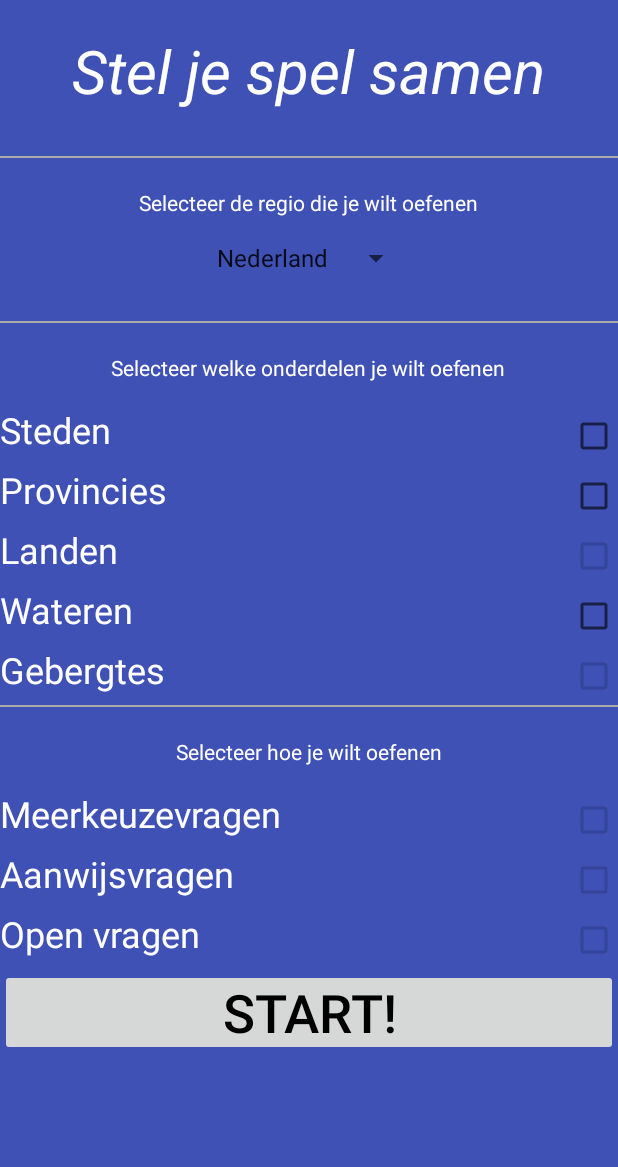
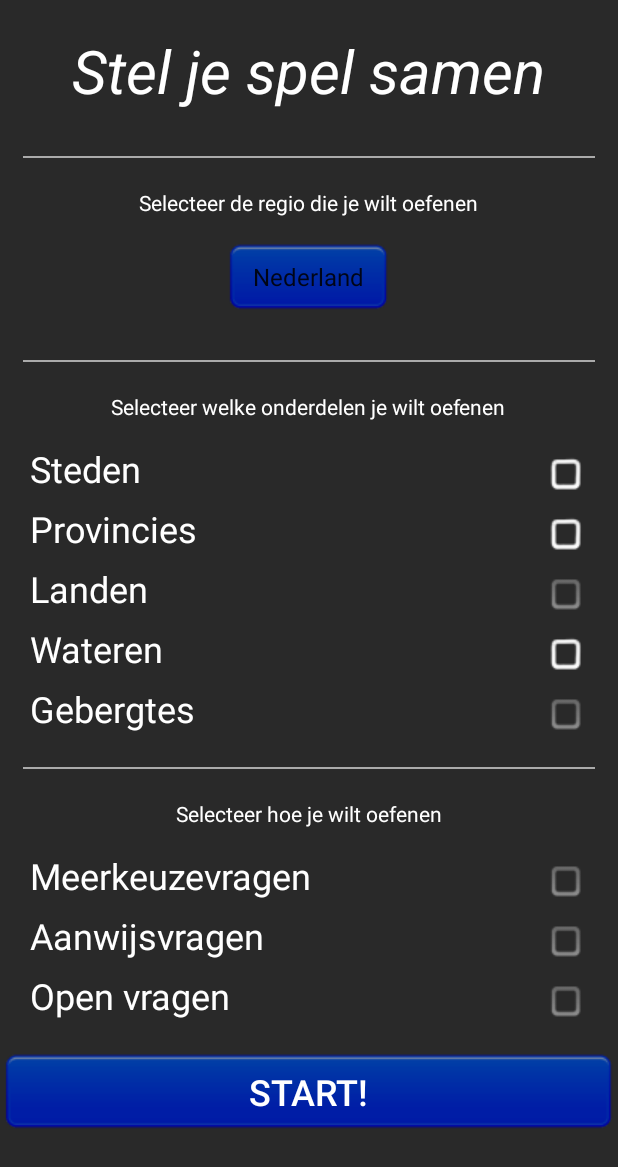
Before and after one commit to Agarwaemben/UUIntroProject, an Android app: the screen it shows after launch (SelectionActivity), after a tap on "OEFEN", on a phone screen of 412 x 824 dp. Shown: the top 1167 px of the screen. Run offline under Robolectric (Android 15) with nearby library versions, the phone set to English and light mode, and no system bars; 2 other taps on this screen came first.

Commit message:
Layout update

```diff
--- a/Topo/app/src/main/java/com/topoteam/topo/MainActivity.java
+++ b/Topo/app/src/main/java/com/topoteam/topo/MainActivity.java
@@ -22,47 +22,27 @@ public class MainActivity extends AppCompatActivity {
     protected void onCreate(Bundle savedInstanceState) {
         super.onCreate(savedInstanceState);
         setContentView(R.layout.activity_main);
-
-
-      /*  ImageView v = (ImageView)findViewById(R.id.main_logo);
-        v.setImageResource(R.drawable.titel2);*/
-
-        Toolbar toolbar = (Toolbar) findViewById(R.id.toolbar);
-        setSupportActionBar(toolbar);
-
-        FloatingActionButton fab = (FloatingActionButton) findViewById(R.id.fab);
-        fab.setOnClickListener(new View.OnClickListener() {
-            @Override
-            public void onClick(View view) {
-                Snackbar.make(view, "Replace with your own action", Snackbar.LENGTH_LONG)
-                        .setAction("Action", null).show();
-            }
-        });
-
     }
 
-    //Optionsmenu verwijderd, omdat we eigen 'Instellingen' knop hebben.
-
-
+    // start selectionactivity
     public void SelectieScherm(View view)
     {
         Intent selectie = new Intent(this, SelectionActivity.class);
         startActivity(selectie);
     }
-    // start selectionactivity
 
+    //start infoactivity
     public void InfoScherm(View view)
     {
         Intent info = new Intent(this,InfoActivity.class);
         startActivity(info);
     }
-    //start infoactivity
 
+    // start settingsactivity
     public void InstellingenScherm(View view)
     {
         Intent instellingen = new Intent(this,SettingsActivity.class);
         startActivity(instellingen);
     }
-    // start settingsactivity
 
 }
--- /dev/null
+++ b/Topo/app/src/main/res/drawable/custom_checkbox.xml
@@ -0,0 +1,19 @@
+<?xml version="1.0" encoding="utf-8"?>
+<selector xmlns:android="http://schemas.android.com/apk/res/android">
+    <item android:state_checked="true"
+        android:drawable="@drawable/checkbox_checked"
+        android:state_enabled="false">
+    </item>
+    <item android:state_checked="true"
+        android:drawable="@drawable/checkbox_checked"
+        android:state_enabled="true">
+    </item>
+    <item android:state_checked="false"
+        android:drawable="@drawable/checkbox_unchecked_disabled"
+        android:state_enabled="false">
+    </item>
+    <item android:state_checked="false"
+        android:drawable="@drawable/checkbox_unchecked_enabled"
+        android:state_enabled="true">
+    </item>
+</selector>
--- a/Topo/app/src/main/res/layout/fragment_vraag.xml
+++ b/Topo/app/src/main/res/layout/fragment_vraag.xml
@@ -3,7 +3,8 @@
     android:orientation="vertical" android:layout_width="match_parent"
     android:layout_height="match_parent"
     android:id="@+id/vraag_layout"
-    android:weightSum="1">
+    android:weightSum="1"
+    android:background="@color/colorPrimary">
 
     <TextView
         android:layout_width="match_parent"
--- a/Topo/app/src/main/res/layout/selection_layout.xml
+++ b/Topo/app/src/main/res/layout/selection_layout.xml
@@ -1,9 +1,9 @@
 <?xml version="1.0" encoding="utf-8"?>
 
-<ScrollView
-    xmlns:android="http://schemas.android.com/apk/res/android"
+<ScrollView xmlns:android="http://schemas.android.com/apk/res/android"
     android:layout_width="match_parent"
     android:layout_height="match_parent"
+    xmlns:app="http://schemas.android.com/apk/res-auto"
     android:background="@color/colorPrimary"
     android:orientation="vertical">
 
@@ -26,6 +26,8 @@
             android:layout_width="match_parent"
             android:layout_height="1dp"
             android:layout_marginBottom="20dp"
+            android:layout_marginRight="15dp"
+            android:layout_marginLeft="15dp"
             android:background="@android:color/darker_gray"
             />
 
@@ -40,13 +42,16 @@
             android:id="@+id/regio_selectie_spinner"
             android:layout_marginBottom="30dp"
             android:layout_width="wrap_content"
-            android:layout_height="wrap_content">
+            android:layout_height="wrap_content"
+            android:background="@drawable/button">
         </Spinner>
 
         <View
             android:layout_width="match_parent"
             android:layout_height="1dp"
             android:layout_marginBottom="20dp"
+            android:layout_marginRight="15dp"
+            android:layout_marginLeft="15dp"
             android:background="@android:color/darker_gray"
             />
 
@@ -71,6 +76,7 @@
                 android:layout_gravity="fill_horizontal"
                 android:layout_columnSpan="1"
                 android:layout_marginBottom="7dp"
+                android:layout_marginLeft="20dp"
                 android:text="Steden"
                 android:enabled="false"
                 style="@style/style6"
@@ -80,12 +86,13 @@
                 android:layout_width="wrap_content"
                 android:layout_height="wrap_content"
                 android:layout_columnSpan="1"
+                android:layout_marginRight="20dp"
                 android:checked="false"
                 android:enabled="false"
                 android:onClick="onOnderdeelCheckBoxClick"
                 android:id="@+id/checkBox_steden"
+                android:button="@drawable/custom_checkbox"
                 />
-
 
             <TextView
                 android:layout_width="wrap_content"
@@ -93,6 +100,7 @@
                 android:layout_gravity="fill_horizontal"
                 android:layout_columnSpan="1"
                 android:layout_marginBottom="7dp"
+                android:layout_marginLeft="20dp"
                 android:text="Provincies"
                 android:enabled="false"
                 style="@style/style6"
@@ -102,10 +110,12 @@
                 android:layout_width="wrap_content"
                 android:layout_height="wrap_content"
                 android:layout_columnSpan="1"
+                android:layout_marginRight="20dp"
                 android:checked="false"
                 android:enabled="false"
                 android:onClick="onOnderdeelCheckBoxClick"
                 android:id="@+id/checkBox_provincies"
+                android:button="@drawable/custom_checkbox"
                 />
 
             <TextView
@@ -114,6 +124,7 @@
                 android:layout_gravity="fill_horizontal"
                 android:layout_columnSpan="1"
                 android:layout_marginBottom="7dp"
+                android:layout_marginLeft="20dp"
                 android:text="Landen"
                 android:enabled="false"
                 style="@style/style6"
@@ -123,10 +134,12 @@
                 android:layout_width="wrap_content"
                 android:layout_height="wrap_content"
                 android:layout_columnSpan="1"
+                android:layout_marginRight="20dp"
                 android:checked="false"
                 android:enabled="false"
                 android:onClick="onOnderdeelCheckBoxClick"
                 android:id="@+id/checkBox_landen"
+                android:button="@drawable/custom_checkbox"
                 />
 
             <TextView
@@ -135,6 +148,7 @@
                 android:layout_gravity="fill_horizontal"
                 android:layout_columnSpan="1"
                 android:layout_marginBottom="7dp"
+                android:layout_marginLeft="20dp"
                 android:text="Wateren"
                 android:enabled="false"
                 style="@style/style6"
@@ -144,10 +158,12 @@
                 android:layout_width="wrap_content"
                 android:layout_height="wrap_content"
                 android:layout_columnSpan="1"
+                android:layout_marginRight="20dp"
                 android:checked="false"
                 android:enabled="false"
                 android:onClick="onOnderdeelCheckBoxClick"
                 android:id="@+id/checkBox_wateren"
+                android:button="@drawable/custom_checkbox"
                 />
 
             <TextView
@@ -156,6 +172,7 @@
                 android:layout_gravity="fill_horizontal"
                 android:layout_columnSpan="1"
                 android:layout_marginBottom="7dp"
+                android:layout_marginLeft="20dp"
                 android:text="Gebergtes"
                 android:enabled="false"
                 style="@style/style6"
@@ -165,10 +182,13 @@
                 android:layout_width="wrap_content"
                 android:layout_height="wrap_content"
                 android:layout_columnSpan="1"
+                android:layout_marginRight="20dp"
+                android:layout_marginBottom="20dp"
                 android:checked="false"
                 android:enabled="false"
                 android:onClick="onOnderdeelCheckBoxClick"
                 android:id="@+id/checkBox_gebergtes"
+                android:button="@drawable/custom_checkbox"
                 />
 
         </GridLayout>
@@ -177,6 +197,8 @@
             android:layout_width="match_parent"
             android:layout_height="1dp"
             android:layout_marginBottom="20dp"
+            android:layout_marginRight="15dp"
+            android:layout_marginLeft="15dp"
             android:background="@android:color/darker_gray"
             />
 
@@ -201,6 +223,7 @@
                 android:layout_gravity="fill_horizontal"
                 android:layout_columnSpan="1"
                 android:layout_marginBottom="7dp"
+                android:layout_marginLeft="20dp"
                 android:text="Meerkeuzevragen"
                 android:enabled="false"
                 style="@style/style6"
@@ -209,11 +232,13 @@
             <CheckBox
                 android:layout_width="wrap_content"
                 android:layout_height="wrap_content"
+                android:layout_marginRight="20dp"
                 android:layout_columnSpan="1"
                 android:checked="false"
                 android:enabled="false"
                 android:onClick="onVraagCheckBoxClick"
                 android:id="@+id/checkBox_meerkeuzeVraag"
+                android:button="@drawable/custom_checkbox"
                 />
 
             <TextView
@@ -222,6 +247,7 @@
                 android:layout_gravity="fill_horizontal"
                 android:layout_columnSpan="1"
                 android:layout_marginBottom="7dp"
+                android:layout_marginLeft="20dp"
                 android:text="Aanwijsvragen"
                 android:enabled="false"
                 style="@style/style6"
@@ -230,11 +256,13 @@
             <CheckBox
                 android:layout_width="wrap_content"
                 android:layout_height="wrap_content"
+                android:layout_marginRight="20dp"
                 android:layout_columnSpan="1"
                 android:checked="false"
                 android:enabled="false"
                 android:onClick="onVraagCheckBoxClick"
                 android:id="@+id/checkBox_aanwijsVraag"
+                android:button="@drawable/custom_checkbox"
                 />
 
             <TextView
@@ -242,7 +270,8 @@
                 android:layout_height="wrap_content"
                 android:layout_gravity="fill_horizontal"
                 android:layout_columnSpan="1"
-                android:layout_marginBottom="7dp"
+                android:layout_marginBottom="20dp"
+                android:layout_marginLeft="20dp"
                 android:text="Open vragen"
                 android:enabled="false"
                 style="@style/style6"
@@ -252,10 +281,12 @@
                 android:layout_width="wrap_content"
                 android:layout_height="wrap_content"
                 android:layout_columnSpan="1"
+                android:layout_marginRight="20dp"
                 android:checked="false"
                 android:enabled="false"
                 android:onClick="onVraagCheckBoxClick"
                 android:id="@+id/checkBox_invulVraag"
+                android:button="@drawable/custom_checkbox"
                 />
 
         </GridLayout>
@@ -263,12 +294,12 @@
         <Button
             android:layout_width="fill_parent"
             android:layout_height="fill_parent"
-            android:layout_margin="0dp"
             android:text="Start!"
             android:id="@+id/start_spel_button"
             android:enabled="false"
             android:onClick="onStartSpelClick"
-            style="@style/style3"
+            android:background="@drawable/button"
+            style="@style/style6"
             />
 
     </LinearLayout>
--- a/Topo/app/src/main/res/values/colors.xml
+++ b/Topo/app/src/main/res/values/colors.xml
@@ -1,6 +1,6 @@
 <?xml version="1.0" encoding="utf-8"?>
 <resources>
-    <color name="colorPrimary">#3F51B5</color>
+    <color name="colorPrimary">#292929</color>
     <color name="colorPrimaryDark">#303F9F</color>
     <color name="colorAccent">#FF4081</color>
 </resources>
--- a/Topo/app/src/main/res/values/strings.xml
+++ b/Topo/app/src/main/res/values/strings.xml
@@ -10,8 +10,8 @@
     <string name="pref_title_repeatq">Herhalen vragen</string>
     <string name="pref_sum_repeatq">Zet het herhalen van fout beantwoorde vragen aan/uit.</string>
     <string name="info1">Welkom bij PocketTopo! Een leuke en snelle manier om topografie te leren. Hier vind je informatie over de verschillende onderdelen van PocketTopo.</string>
-    <string name="info2">Oefen hier de topografie van Nederland. Er zijn aanwijs-, multiplechoice- en open vragen.</string>
-    <string name="info3">Vind hier opties voor: geluid, kleurenblindheid en meer.</string>
+    <string name="info2">Oefen hier de topografie van Nederland. Geef eerst aan hoe je wilt leren, door de onderdelen en vraagsoorten te bepalen. Als je het spel gestart heb moet je het juist antwoord op de vragen geven om je score te verhogen.</string>
+    <string name="info3">Hier kun je instellingen aanpassen naar jouw voorkeur.</string>
     <string name="steden">Steden</string>
     <string name="gebergtes">Gebergtes</string>
     <string name="provincies">Provincies</string>
```
Also changed, not shown: Topo/app/src/main/res/layout/activity_main.xml (+0 -8 lines), Topo/app/src/main/res/layout/content_main.xml (+15 -44 lines), Topo/app/src/main/res/layout/eindscherm_layout.xml (+13 -14 lines), Topo/app/src/main/res/layout/game_layout.xml (+13 -6 lines), Topo/app/src/main/res/layout/info_layout.xml (+28 -11 lines), Topo/app/src/main/res/layout/settings_layout.xml (deleted, +0 -56 lines), Topo/app/src/main/res/drawable/button.9.png (added), Topo/app/src/main/res/drawable/checkbox_checked.png (added), Topo/app/src/main/res/drawable/checkbox_checked_enabled.png (added), Topo/app/src/main/res/drawable/checkbox_unchecked_disabled.png (added), Topo/app/src/main/res/drawable/checkbox_unchecked_enabled.png (added), Topo/app/src/main/res/drawable/logo.png (added), Topo/app/src/main/res/drawable/titel.png (deleted), Topo/app/src/main/res/drawable/titel2.png (deleted).
